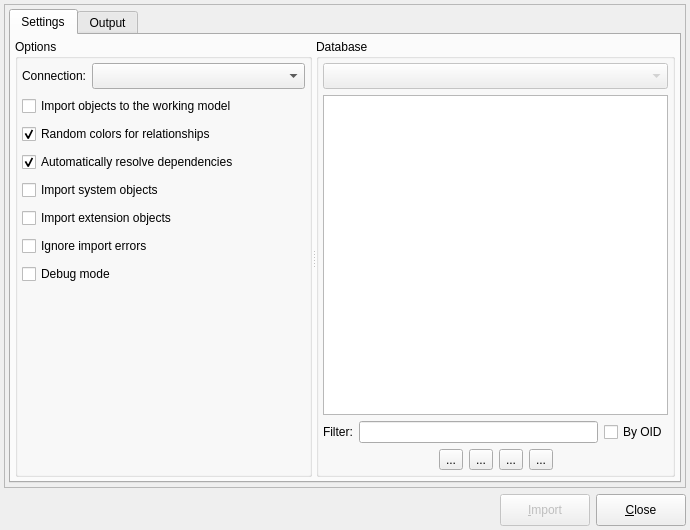
Before: the Qt Designer form libpgmodeler_ui/ui/databaseimportform.ui in pgmodeler/pgmodeler, drawn with Qt 5.
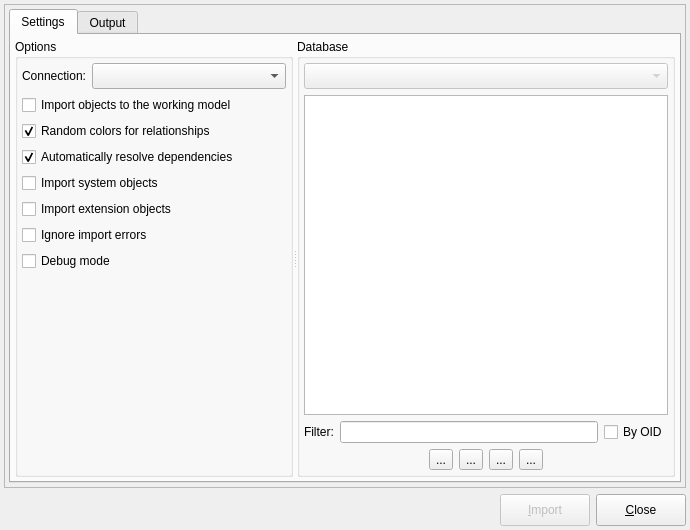
After: the same form once the commit is applied. Icons and pictures are not drawn.

Commit message: More hint text removal

Patch:
```diff
--- a/libpgmodeler_ui/ui/databaseimportform.ui
+++ b/libpgmodeler_ui/ui/databaseimportform.ui
@@ -177,28 +177,6 @@
                   </property>
                  </widget>
                 </item>
-                <item>
-                 <widget class="QWidget" name="auto_res_deps_hint" native="true">
-                  <property name="sizePolicy">
-                   <sizepolicy hsizetype="Fixed" vsizetype="Fixed">
-                    <horstretch>0</horstretch>
-                    <verstretch>0</verstretch>
-                   </sizepolicy>
-                  </property>
-                  <property name="minimumSize">
-                   <size>
-                    <width>22</width>
-                    <height>22</height>
-                   </size>
-                  </property>
-                  <property name="maximumSize">
-                   <size>
-                    <width>22</width>
-                    <height>22</height>
-                   </size>
-                  </property>
-                 </widget>
-                </item>
                </layout>
               </item>
               <item row="9" column="0">
@@ -235,28 +213,6 @@
                   </property>
                  </widget>
                 </item>
-                <item>
-                 <widget class="QWidget" name="debug_mode_hint" native="true">
-                  <property name="sizePolicy">
-                   <sizepolicy hsizetype="Fixed" vsizetype="Fixed">
-                    <horstretch>0</horstretch>
-                    <verstretch>0</verstretch>
-                   </sizepolicy>
-                  </property>
-                  <property name="minimumSize">
-                   <size>
-                    <width>22</width>
-                    <height>22</height>
-                   </size>
-                  </property>
-                  <property name="maximumSize">
-                   <size>
-                    <width>22</width>
-                    <height>22</height>
-                   </size>
-                  </property>
-                 </widget>
-                </item>
                </layout>
               </item>
               <item row="2" column="0" colspan="3">
@@ -274,28 +230,6 @@
                   </property>
                  </widget>
                 </item>
-                <item>
-                 <widget class="QWidget" name="import_to_model_hint" native="true">
-                  <property name="sizePolicy">
-                   <sizepolicy hsizetype="Fixed" vsizetype="Fixed">
-                    <horstretch>0</horstretch>
-                    <verstretch>0</verstretch>
-                   </sizepolicy>
-                  </property>
-                  <property name="minimumSize">
-                   <size>
-                    <width>22</width>
-                    <height>22</height>
-                   </size>
-                  </property>
-                  <property name="maximumSize">
-                   <size>
-                    <width>22</width>
-                    <height>22</height>
-                   </size>
-                  </property>
-                 </widget>
-                </item>
                </layout>
               </item>
               <item row="5" column="0" colspan="3">
@@ -319,28 +253,6 @@
                   </property>
                  </widget>
                 </item>
-                <item>
-                 <widget class="QWidget" name="imp_sys_objs_hint" native="true">
-                  <property name="sizePolicy">
-                   <sizepolicy hsizetype="Fixed" vsizetype="Fixed">
-                    <horstretch>0</horstretch>
-                    <verstretch>0</verstretch>
-                   </sizepolicy>
-                  </property>
-                  <property name="minimumSize">
-                   <size>
-                    <width>22</width>
-                    <height>22</height>
-                   </size>
-                  </property>
-                  <property name="maximumSize">
-                   <size>
-                    <width>22</width>
-                    <height>22</height>
-                   </size>
-                  </property>
-                 </widget>
-                </item>
                </layout>
               </item>
               <item row="6" column="0" colspan="3">
@@ -364,28 +276,6 @@
                   </property>
                  </widget>
                 </item>
-                <item>
-                 <widget class="QWidget" name="imp_ext_objs_hint" native="true">
-                  <property name="sizePolicy">
-                   <sizepolicy hsizetype="Fixed" vsizetype="Fixed">
-                    <horstretch>0</horstretch>
-                    <verstretch>0</verstretch>
-                   </sizepolicy>
-                  </property>
-                  <property name="minimumSize">
-                   <size>
-                    <width>22</width>
-                    <height>22</height>
-                   </size>
-                  </property>
-                  <property name="maximumSize">
-                   <size>
-                    <width>22</width>
-                    <height>22</height>
-                   </size>
-                  </property>
-                 </widget>
-                </item>
                </layout>
               </item>
               <item row="7" column="0" colspan="3">
@@ -409,28 +299,6 @@
                   </property>
                  </widget>
                 </item>
-                <item>
-                 <widget class="QWidget" name="ignore_errors_hint" native="true">
-                  <property name="sizePolicy">
-                   <sizepolicy hsizetype="Fixed" vsizetype="Fixed">
-                    <horstretch>0</horstretch>
-                    <verstretch>0</verstretch>
-                   </sizepolicy>
-                  </property>
-                  <property name="minimumSize">
-                   <size>
-                    <width>22</width>
-                    <height>22</height>
-                   </size>
-                  </property>
-                  <property name="maximumSize">
-                   <size>
-                    <width>22</width>
-                    <height>22</height>
-                   </size>
-                  </property>
-                 </widget>
-                </item>
                </layout>
               </item>
               <item row="1" column="1" colspan="2">
@@ -471,28 +339,6 @@
                   </property>
                  </widget>
                 </item>
-                <item>
-                 <widget class="QWidget" name="rand_color_hint" native="true">
-                  <property name="sizePolicy">
-                   <sizepolicy hsizetype="Fixed" vsizetype="Fixed">
-                    <horstretch>0</horstretch>
-                    <verstretch>0</verstretch>
-                   </sizepolicy>
-                  </property>
-                  <property name="minimumSize">
-                   <size>
-                    <width>22</width>
-                    <height>22</height>
-                   </size>
-                  </property>
-                  <property name="maximumSize">
-                   <size>
-                    <width>22</width>
-                    <height>22</height>
-                   </size>
-                  </property>
-                 </widget>
-                </item>
                </layout>
               </item>
              </layout>
```
Left out of the diff: 35 changed lines with no effect on the pictures. The commit also changes 20 other files.
